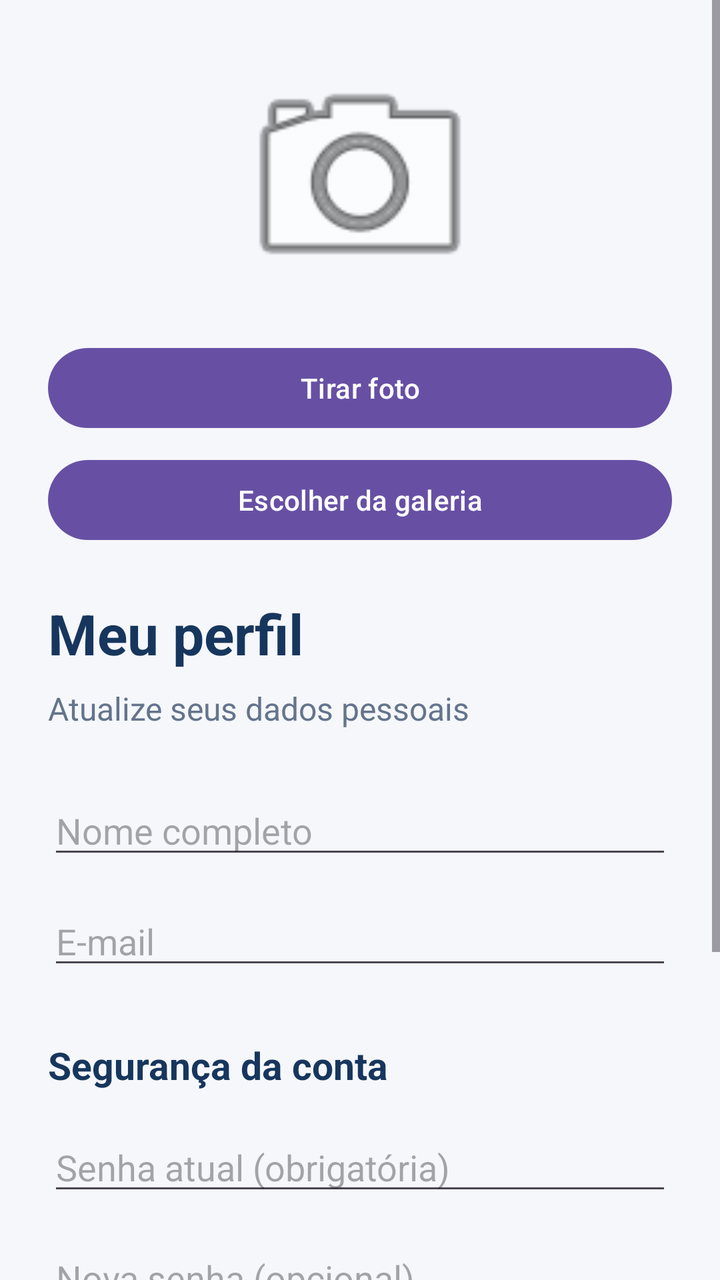
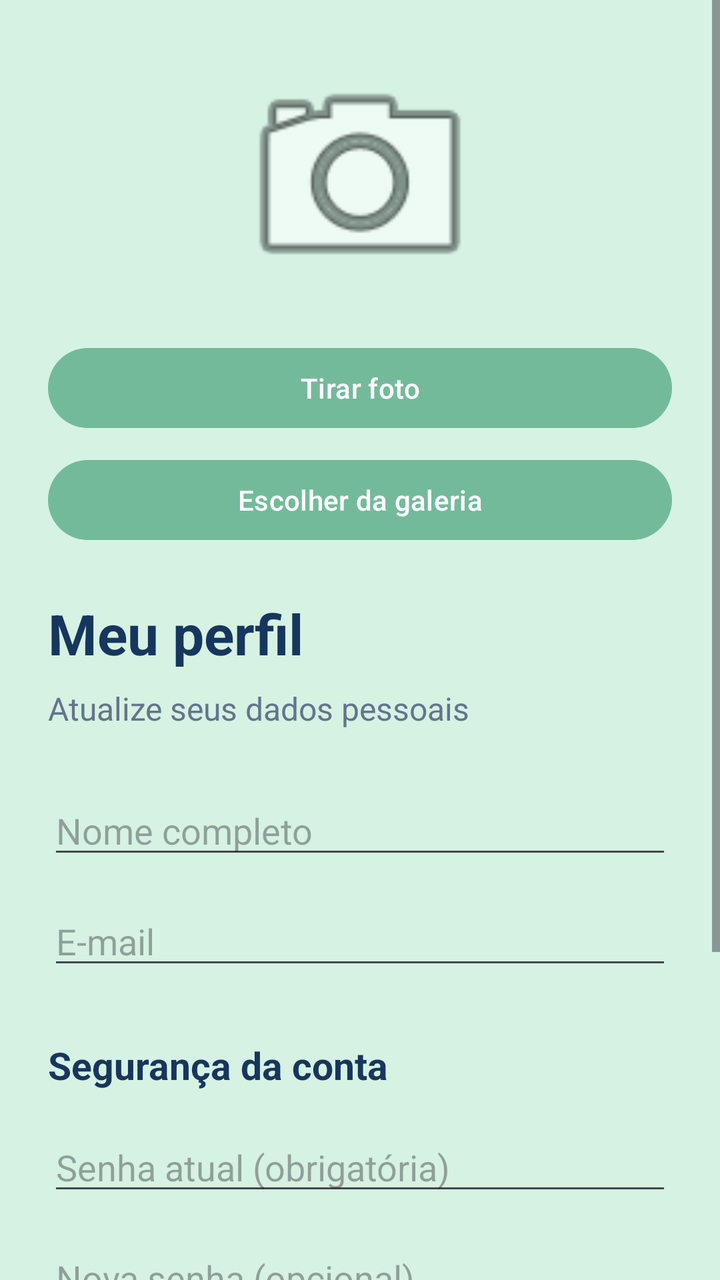

Compare the two renders of this Android layout. The source of the first and the diff that turns it into the second are given below.
<!-- AndroidManifest.xml: application theme Theme.ControleFinanceiro -->
<!-- res/layout/activity_perfil.xml -->
<ScrollView
    xmlns:android="http://schemas.android.com/apk/res/android"
    android:layout_width="match_parent"
    android:layout_height="match_parent"
    android:fillViewport="true"
    android:background="#F5F7FB">

    <LinearLayout
        android:layout_width="match_parent"
        android:layout_height="wrap_content"
        android:orientation="vertical"
        android:padding="24dp">


        <ImageView
            android:id="@+id/imgFotoPerfil"
            android:layout_width="130dp"
            android:layout_height="130dp"
            android:layout_gravity="center_horizontal"
            android:layout_marginBottom="16dp"
            android:src="@android:drawable/ic_menu_camera"
            android:scaleType="centerCrop"
            android:contentDescription="Foto do perfil do usuário"/>

        <Button
            android:id="@+id/btnTirarFoto"
            android:layout_width="match_parent"
            android:layout_height="wrap_content"
            android:layout_marginBottom="8dp"
            android:text="Tirar foto"/>

        <Button
            android:id="@+id/btnEscolherGaleria"
            android:layout_width="match_parent"
            android:layout_height="wrap_content"
            android:layout_marginBottom="24dp"
            android:text="Escolher da galeria"/>

        <TextView
            android:layout_width="match_parent"
            android:layout_height="wrap_content"
            android:text="Meu perfil"
            android:textSize="28sp"
            android:textStyle="bold"
            android:textColor="#17365D"/>

        <TextView
            android:layout_width="match_parent"
            android:layout_height="wrap_content"
            android:layout_marginTop="8dp"
            android:text="Atualize seus dados pessoais"
            android:textSize="16sp"
            android:textColor="#64748B"/>

        <EditText
            android:id="@+id/edtNomePerfil"
            android:layout_width="match_parent"
            android:layout_height="wrap_content"
            android:layout_marginTop="28dp"
            android:hint="Nome completo"
            android:inputType="textPersonName"
            android:singleLine="true"
            android:autofillHints="name"/>

        <EditText
            android:id="@+id/edtEmailPerfil"
            android:layout_width="match_parent"
            android:layout_height="wrap_content"
            android:layout_marginTop="14dp"
            android:hint="E-mail"
            android:inputType="textEmailAddress"
            android:singleLine="true"
            android:autofillHints="emailAddress"/>

        <TextView
            android:layout_width="match_parent"
            android:layout_height="wrap_content"
            android:layout_marginTop="30dp"
            android:text="Segurança da conta"
            android:textStyle="bold"
            android:textSize="19sp"
            android:textColor="#17365D"/>

        <EditText
            android:id="@+id/edtSenhaAtualPerfil"
            android:layout_width="match_parent"
            android:layout_height="wrap_content"
            android:layout_marginTop="16dp"
            android:hint="Senha atual (obrigatória)"
            android:inputType="textPassword"
            android:singleLine="true"
            android:autofillHints="password"/>

        <EditText
            android:id="@+id/edtNovaSenhaPerfil"
            android:layout_width="match_parent"
            android:layout_height="wrap_content"
            android:layout_marginTop="14dp"
            android:hint="Nova senha (opcional)"
            android:inputType="textPassword"
            android:singleLine="true"
            android:autofillHints="newPassword"/>

        <EditText
            android:id="@+id/edtConfirmarNovaSenhaPerfil"
            android:layout_width="match_parent"
            android:layout_height="wrap_content"
            android:layout_marginTop="14dp"
            android:hint="Confirmar nova senha"
            android:inputType="textPassword"
            android:singleLine="true"/>

        <TextView
            android:layout_width="match_parent"
            android:layout_height="wrap_content"
            android:layout_marginTop="12dp"
            android:text="Se não quiser alterar a senha, deixe os dois campos de nova senha vazios."
            android:textSize="14sp"
            android:textColor="#64748B"/>

        <Button
            android:id="@+id/btnSalvarPerfil"
            android:layout_width="match_parent"
            android:layout_height="wrap_content"
            android:layout_marginTop="28dp"
            android:text="Salvar alterações"/>

        <ProgressBar
            android:id="@+id/progressoPerfil"
            android:layout_width="wrap_content"
            android:layout_height="wrap_content"
            android:layout_gravity="center"
            android:layout_marginTop="16dp"
            android:visibility="gone"/>

    </LinearLayout>

</ScrollView>
<!-- resources referenced by this layout -->
<resources>
  <style name="Theme.ControleFinanceiro" parent="Base.Theme.ControleFinanceiro" />
  <style name="Base.Theme.ControleFinanceiro" parent="Theme.Material3.DayNight.NoActionBar">
          
          
      </style>
</resources>

<!-- the commit's change to res/layout/activity_perfil.xml (unified diff, before → after) -->
@@ -3,7 +3,7 @@
     android:layout_width="match_parent"
     android:layout_height="match_parent"
     android:fillViewport="true"
-    android:background="#F5F7FB">
+    android:background="@color/cor_fundo">
 
     <LinearLayout
         android:layout_width="match_parent"
<!-- resource entries referenced after the edit -->
@@ -1,9 +1,15 @@
 <!-- resources referenced by this layout -->
 <resources>
+  <color name="cor_fundo">#D5F2E3</color>
   <style name="Theme.ControleFinanceiro" parent="Base.Theme.ControleFinanceiro" />
   <style name="Base.Theme.ControleFinanceiro" parent="Theme.Material3.DayNight.NoActionBar">
-          
-          
+  
+          <item name="colorPrimary">@color/cor_botoes</item>
+          <item name="colorPrimaryDark">@color/cor_receita</item>
+          <item name="colorAccent">@color/cor_receita</item>
+  
       </style>
+  <color name="cor_botoes">#73BA9B</color>
+  <color name="cor_receita">#226F54</color>
 </resources>
 
